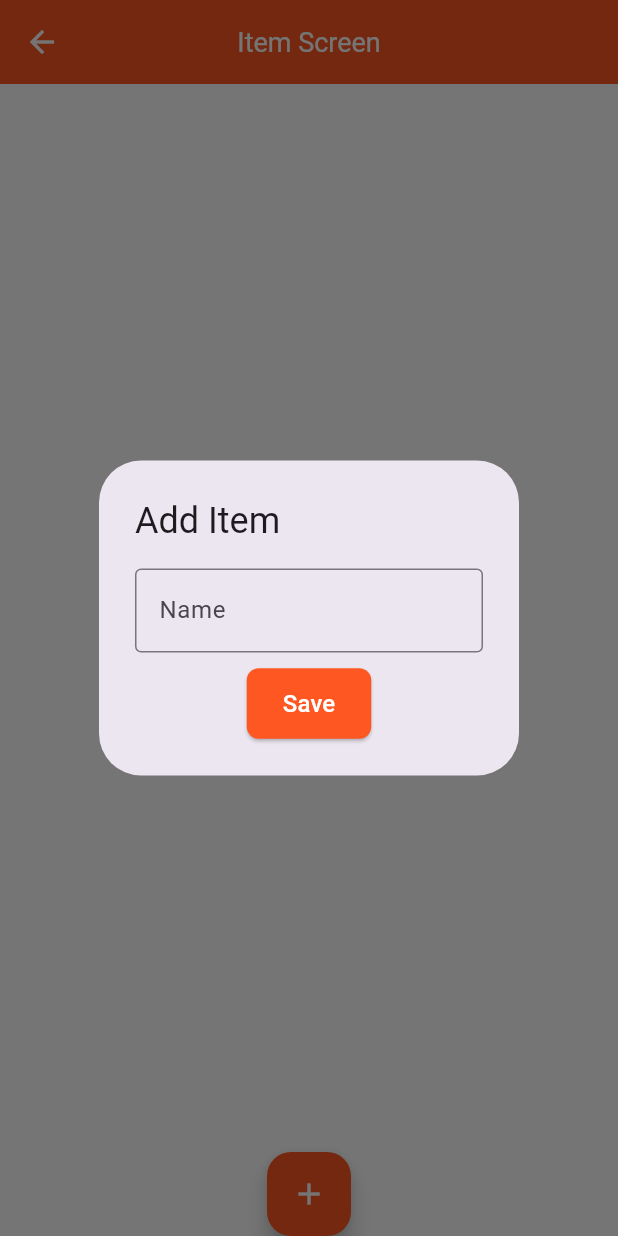
After one commit to Abdulnasir-w/Riverpod-Example, a Flutter app: the ItemScreen screen opened directly, after a tap on the "add" icon, on a phone screen of 412 x 824 dp. The commit adds this screen. Run offline on Flutter 3.47's test engine with Material 3 defaults, Android fonts, the light colour scheme and no system bars; our stand-ins replace flutter_riverpod.

Commit message:
Today Worked on StateNotifierProvider and State Notifier make 2 apps concept

```diff
--- a/lib/Components/custom_button.dart
+++ b/lib/Components/custom_button.dart
@@ -1,4 +1,7 @@
 import 'package:flutter/material.dart';
+import 'package:flutter_riverpod/flutter_riverpod.dart';
+
+final loading = StateProvider<bool>((ref) => false);
 
 class CustomButton extends StatelessWidget {
   final String label;
--- /dev/null
+++ b/lib/Examples/Crud Operation/item_model.dart
@@ -0,0 +1,6 @@
+class ItemModel {
+  String id;
+  String name;
+
+  ItemModel({required this.id, required this.name});
+}
--- /dev/null
+++ b/lib/Examples/Crud Operation/item_provider.dart
@@ -0,0 +1,26 @@
+import 'package:flutter_riverpod/flutter_riverpod.dart';
+import 'package:riverpord_example/Examples/Crud%20Operation/item_model.dart';
+
+final itemProvider = StateNotifierProvider<ItemNotifier, List<ItemModel>>(
+    (ref) => ItemNotifier());
+
+class ItemNotifier extends StateNotifier<List<ItemModel>> {
+  ItemNotifier() : super([]);
+
+  void addItem(String name) {
+    final item = ItemModel(id: DateTime.now.toString(), name: name);
+    state.add(item);
+    state = state.toList();
+  }
+
+  void deleteItem(String id) {
+    state.removeWhere((item) => item.id == id);
+    state = state.toList();
+  }
+
+  void updateItem(String id, String name) {
+    int foundIndex = state.indexWhere((item) => item.id == id);
+    state[foundIndex].name = name;
+    state = state.toList();
+  }
+}
--- /dev/null
+++ b/lib/Examples/Crud Operation/item_screen.dart
@@ -0,0 +1,133 @@
+import 'package:flutter/material.dart';
+import 'package:flutter_riverpod/flutter_riverpod.dart';
+import 'package:riverpord_example/Components/custom_button.dart';
+import 'package:riverpord_example/Examples/Crud%20Operation/item_provider.dart';
+
+class ItemScreen extends ConsumerWidget {
+  const ItemScreen({super.key});
+
+  @override
+  Widget build(BuildContext context, WidgetRef ref) {
+    final itemsShow = ref.watch(itemProvider);
+    return Scaffold(
+      appBar: AppBar(
+        title: const Text('Item Screen'),
+      ),
+      body: Padding(
+        padding: EdgeInsets.symmetric(horizontal: 16.0, vertical: 8.0),
+        child: Column(
+          mainAxisAlignment: MainAxisAlignment.center,
+          children: [
+            itemsShow.isEmpty
+                ? Center(
+                    child: Text(
+                    "Items Not Found",
+                    style: TextStyle(fontSize: 25, fontWeight: FontWeight.bold),
+                  ))
+                : Expanded(
+                    child: ListView.builder(
+                      itemCount: itemsShow.length,
+                      itemBuilder: (context, index) {
+                        final itemDetail = itemsShow[index];
+                        return ListTile(
+                          title: Text(itemDetail.name),
+                          trailing: SizedBox(
+                            width: 100,
+                            child: Row(
+                              children: [
+                                IconButton(
+                                  icon: Icon(Icons.edit),
+                                  onPressed: () {
+                                    fields(context, ref, itemDetail.name,
+                                        (newName) {
+                                      ref
+                                          .read(itemProvider.notifier)
+                                          .updateItem(itemDetail.id, newName);
+                                    });
+                                  },
+                                ),
+                                IconButton(
+                                  icon: Icon(Icons.delete),
+                                  onPressed: () {
+                                    ref
+                                        .read(itemProvider.notifier)
+                                        .deleteItem(itemDetail.id);
+                                  },
+                                ),
+                              ],
+                            ),
+                          ),
+                        );
+                      },
+                    ),
+                  )
+          ],
+        ),
+      ),
+      floatingActionButton: FloatingActionButton(
+        onPressed: () {
+          fields(context, ref, '', (newName) {
+            ref.read(itemProvider.notifier).addItem(newName);
+          });
+        },
+        backgroundColor: Colors.deepOrange,
+        foregroundColor: Colors.white,
+        tooltip: "Add Item",
+        child: Icon(Icons.add),
+      ),
+      floatingActionButtonLocation: FloatingActionButtonLocation.centerDocked,
+    );
+  }
+
+  fields(BuildContext context, WidgetRef ref, String initialValue,
+      Function(String) onSave) {
+    final nameController = TextEditingController(text: initialValue);
+
+    return showAdaptiveDialog(
+      context: context,
+      builder: (BuildContext context) {
+        return AlertDialog.adaptive(
+          title: Text(initialValue.isEmpty ? 'Add Item' : "Edit Item"),
+          content: SingleChildScrollView(
+            child: Column(
+              spacing: 10,
+              children: [
+                TextFormField(
+                  controller: nameController,
+                  decoration: InputDecoration(
+                    hintText: 'Name',
+                    border: OutlineInputBorder(
+                      borderSide: BorderSide(color: Colors.blue),
+                    ),
+                    focusedBorder: OutlineInputBorder(
+                      borderSide: BorderSide(color: Colors.blue),
+                    ),
+                    enabled: true,
+                  ),
+                ),
+                CustomButton(
+                  label: initialValue.isEmpty ? "Save" : "Update",
+                  onPressed: () {
+                    final newName = nameController.text.trim();
+
+                    if (newName.isNotEmpty) {
+                      onSave(newName);
+                      Navigator.of(context).pop();
+                    } else {
+                      ScaffoldMessenger.of(context).showSnackBar(
+                        const SnackBar(
+                          content: Text('Name cannot be empty!'),
+                          behavior: SnackBarBehavior.floating,
+                        ),
+                      );
+                    }
+                  },
+                ),
+              ],
+            ),
+          ),
+        );
+      },
+    );
+  }
+}
```
Also changed, not shown: lib/Examples/Button/button_loading.dart (added, +45 -0 lines), lib/Examples/State Notifier Provider/search_screen.dart (+9 -7 lines), lib/Screens/home_screen.dart (+17 -0 lines).
